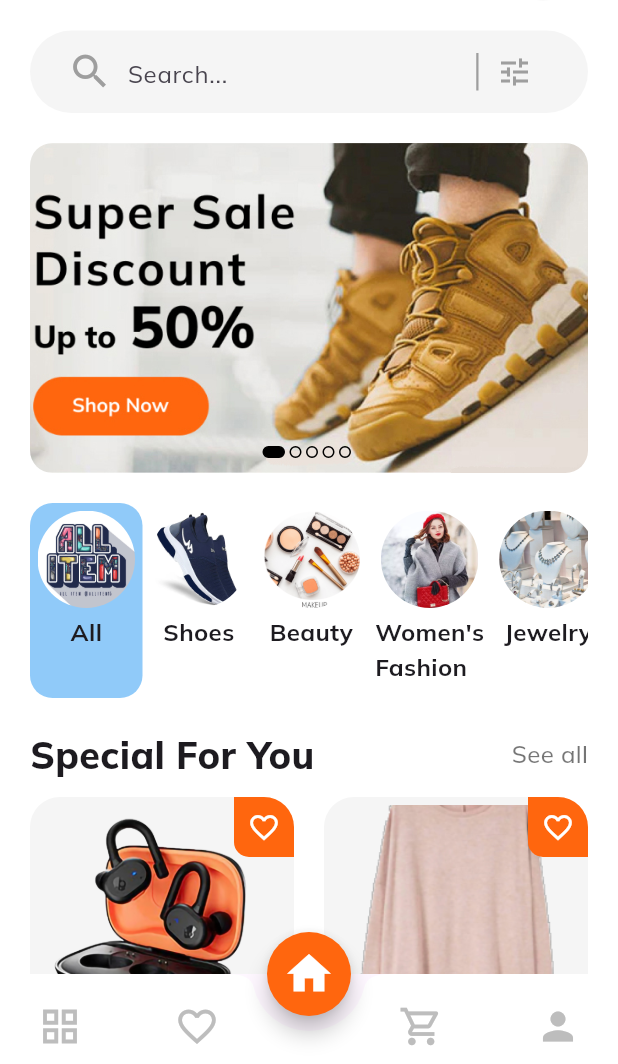
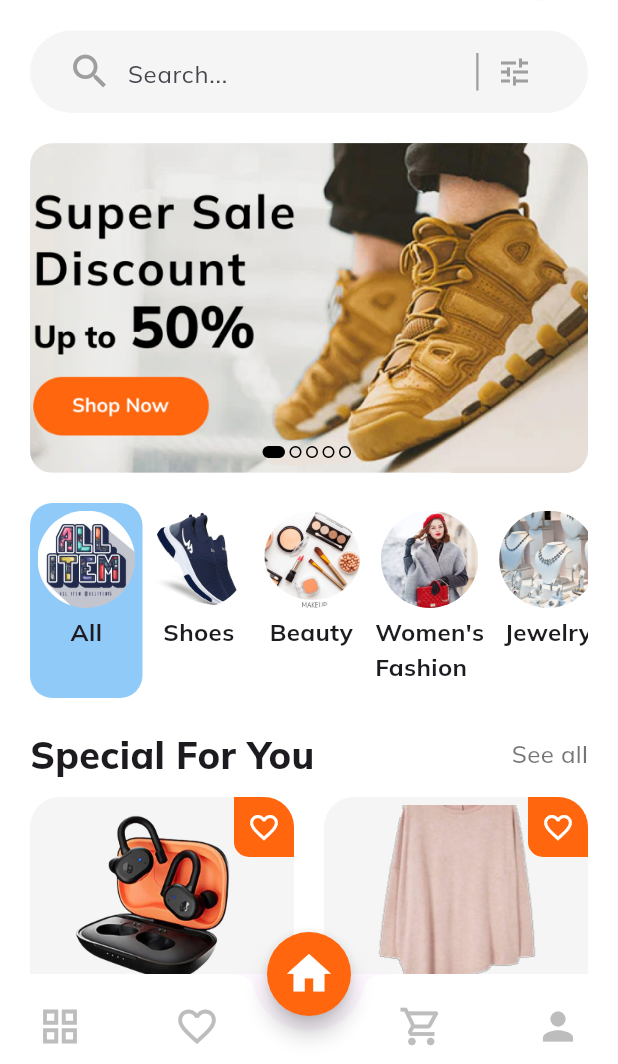
Before and after one commit to gitkrishraj/ecommerce_mobile_app, a Flutter app: the screen it shows after launch, on a phone screen of 412 x 824 dp, the part 172-1236 px from its top. Run offline on Flutter 3.47's test engine with Material 3 defaults, Android fonts, the phone set to English and light mode, and no system bars; our stand-ins replace google_fonts.

Commit message:
third commit

```diff
--- a/lib/screens/Home/widget/product_cart.dart
+++ b/lib/screens/Home/widget/product_cart.dart
@@ -37,13 +37,13 @@ class ProductCard extends StatelessWidget {
                     tag: product.image,
                     child: Image.asset(
                       product.image,
-                      width: 150,
-                      height: 150,
+                      width: 120,
+                      height: 120,
                       fit: BoxFit.cover,
                     ),
                   ),
                 ),
-                const SizedBox(height: 10),
+                const SizedBox(height: 5),
                 Padding(
                   padding: const EdgeInsets.only(left: 10),
                   child: Text(
@@ -54,7 +54,6 @@ class ProductCard extends StatelessWidget {
                     ),
                   ),
                 ),
-                const SizedBox(height: 10),
                 Row(
                   mainAxisAlignment: MainAxisAlignment.spaceAround,
                   children: [
```
Also changed, not shown: pubspec.lock, pubspec.yaml (line endings or trailing spaces).
